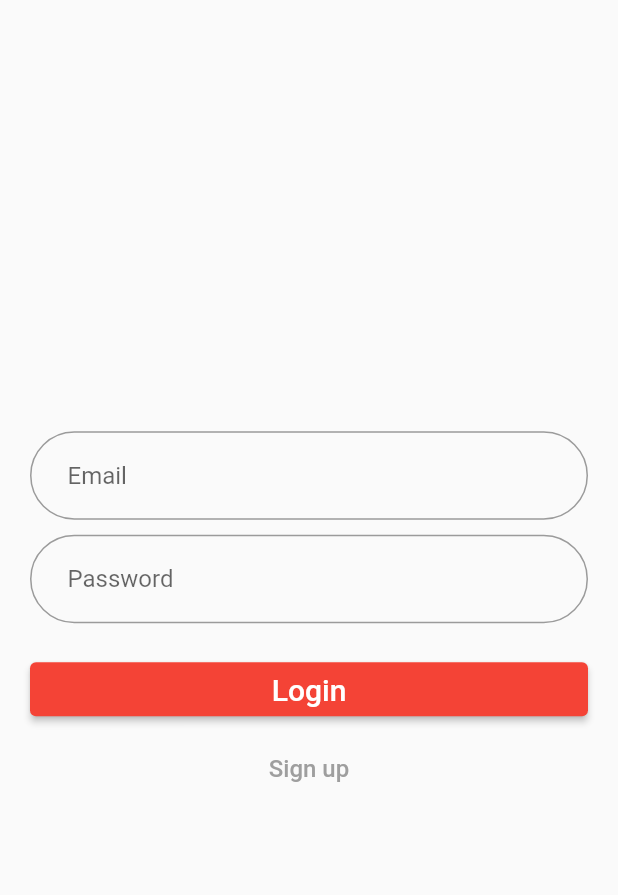
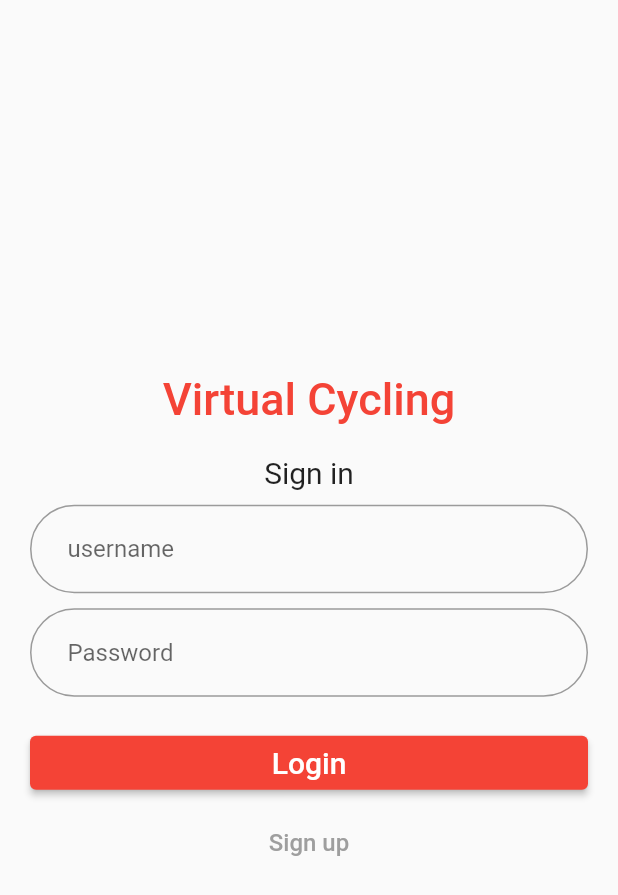
Before and after one commit to jordhi404/Virtual-Cycling, a Flutter app: the screen it shows after launch, on a phone screen of 412 x 824 dp. Shown: the top 895 px of the screen. Run offline on Flutter 3.47's test engine with Material 2 defaults, Android fonts, the phone set to English and light mode, and no system bars.

Commit message:
Update login_page.dart

```diff
--- a/lib/login_page.dart
+++ b/lib/login_page.dart
@@ -8,14 +8,39 @@ class Login extends StatefulWidget{
 }
 
 class _LoginPageState extends State<Login>{
+  TextEditingController nameController = TextEditingController();
+  TextEditingController passwordController = TextEditingController();
+
   @override
   Widget build(BuildContext context){
-    final inputEmail = Padding(
+    final pageTitle = Container(
+      alignment: Alignment.center,
+      padding: EdgeInsets.all(10),
+      child: Text(
+        'Virtual Cycling',
+        style: TextStyle(
+          color: Colors.red,
+          fontWeight: FontWeight.w500,
+          fontSize: 30
+        ),
+      ),
+    );
+    final subtitle = Container(
+      alignment: Alignment.center,
+      padding: EdgeInsets.all(10),
+      child: Text(
+        'Sign in',
+        style: TextStyle(
+          fontSize: 20
+        ),
+      ),
+    );
+    final inputUsername = Padding(
       padding: EdgeInsets.only(bottom: 10),
       child: TextField(
-        keyboardType: TextInputType.emailAddress,
+        controller: nameController,
         decoration: InputDecoration(
-          hintText: 'Email',
+          hintText: 'username',
           contentPadding: EdgeInsets.symmetric(horizontal: 25, vertical: 20),
           border: OutlineInputBorder(borderRadius: BorderRadius.circular(50.0))
         ),
@@ -25,7 +50,7 @@ class _LoginPageState extends State<Login>{
     final inputPassword = Padding(
       padding: EdgeInsets.only(bottom: 20),
       child: TextField(
-        keyboardType: TextInputType.emailAddress,
+        controller: passwordController,
         obscureText: true,
         decoration: InputDecoration(
           hintText: 'Password',
@@ -61,7 +86,7 @@ class _LoginPageState extends State<Login>{
             shrinkWrap: true,
             padding: EdgeInsets.symmetric(horizontal: 20),
             children: <Widget>[
-              inputEmail, inputPassword, buttonLogin, buttonForgotPassword
+              pageTitle, subtitle, inputUsername, inputPassword, buttonLogin, buttonForgotPassword
             ],
           ),
         ),
```
